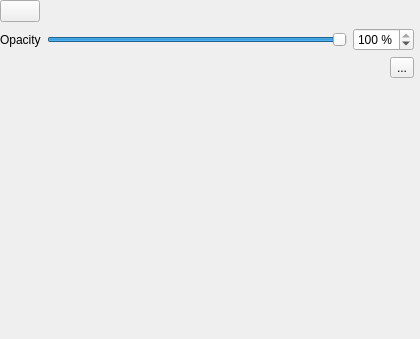
The window that src/ui/structure2d/reosmeshscalarrenderingwidget.ui (vcloarec/ReosProject) describes before a commit, drawn with Qt 5.
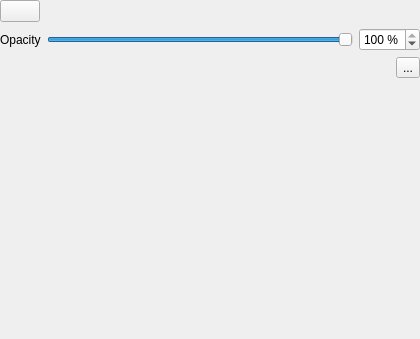
The same window after the commit. Icons and pictures are not drawn. Custom widgets are drawn as their Qt base class.

The edit to the form file:
```diff
--- a/src/ui/structure2d/reosmeshscalarrenderingwidget.ui
+++ b/src/ui/structure2d/reosmeshscalarrenderingwidget.ui
@@ -26,7 +26,10 @@
    <property name="bottomMargin">
     <number>0</number>
    </property>
-   <item row="1" column="0">
+   <item row="4" column="0" colspan="2">
+    <layout class="QHBoxLayout" name="mColorRampShaderLayout"/>
+   </item>
+   <item row="1" column="0" colspan="2">
     <layout class="QHBoxLayout" name="horizontalLayout_2">
      <property name="topMargin">
       <number>0</number>
@@ -60,10 +63,7 @@
      </item>
     </layout>
    </item>
-   <item row="4" column="0" colspan="2">
-    <layout class="QHBoxLayout" name="mColorRampShaderLayout"/>
-   </item>
-   <item row="3" column="0">
+   <item row="3" column="0" colspan="2">
     <layout class="QHBoxLayout" name="horizontalLayout_3">
      <property name="topMargin">
       <number>0</number>
@@ -87,7 +87,7 @@
      </item>
     </layout>
    </item>
-   <item row="2" column="0">
+   <item row="2" column="0" colspan="2">
     <layout class="QHBoxLayout" name="horizontalLayout">
      <item>
       <widget class="QLabel" name="mOpacityLabel">
```
